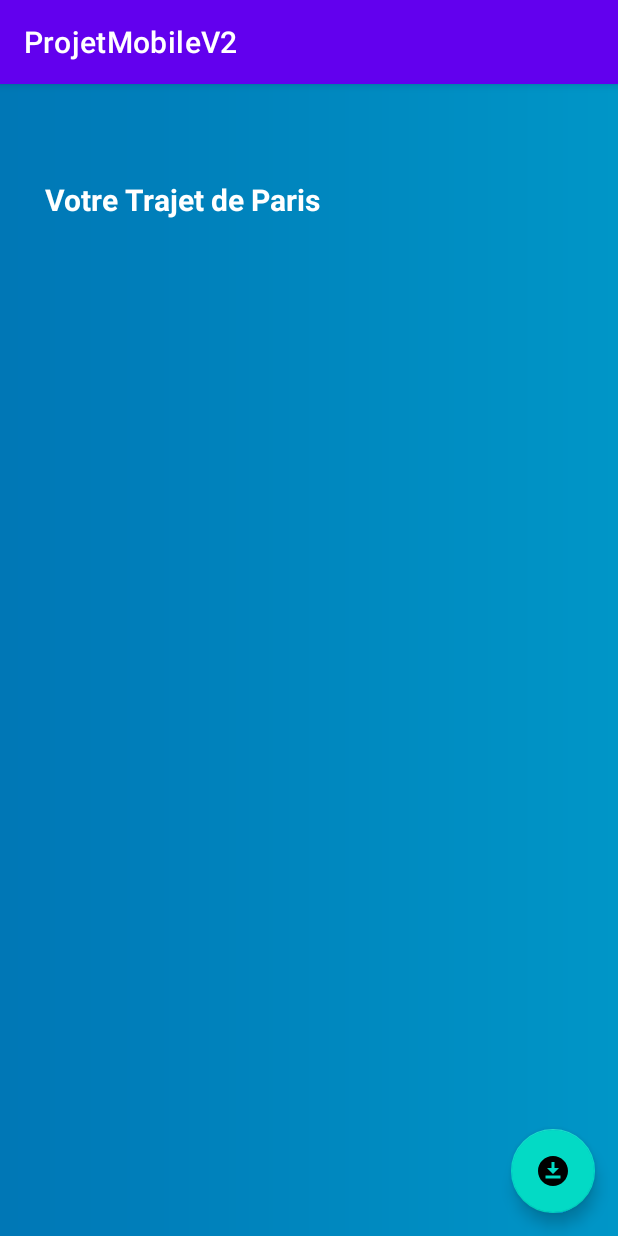
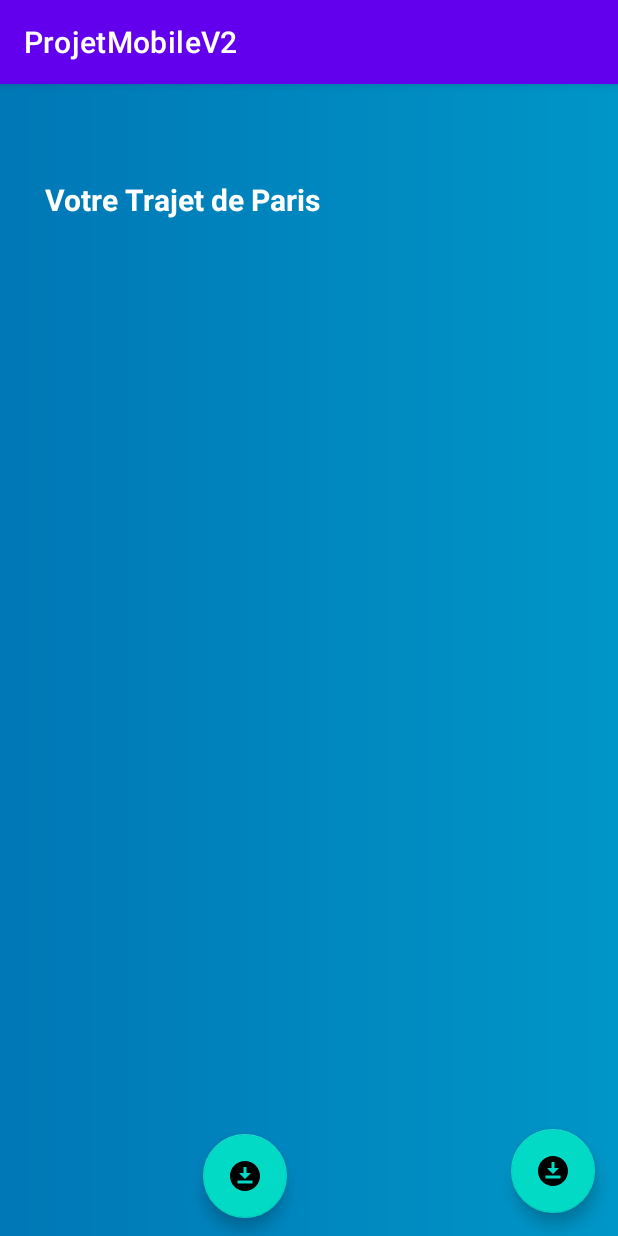
Before and after one commit to abdessameddaaou/ProjetMobileV2, an Android app: the AllPositions screen opened directly, with no data from a screen before it, on a phone screen of 412 x 824 dp. Run offline under Robolectric (Android 15) with nearby library versions, the phone set to English and light mode, and no system bars.

```diff
--- a/app/build.gradle
+++ b/app/build.gradle
@@ -1,5 +1,6 @@
 plugins {
     id 'com.android.application'
+    id 'com.google.android.libraries.mapsplatform.secrets-gradle-plugin'
 }
 
 android {
@@ -26,6 +27,9 @@ android {
         sourceCompatibility JavaVersion.VERSION_1_8
         targetCompatibility JavaVersion.VERSION_1_8
     }
+    buildFeatures {
+        viewBinding true
+    }
 }
 
 dependencies {
@@ -35,6 +39,7 @@ dependencies {
     implementation 'androidx.constraintlayout:constraintlayout:2.1.4'
 
     implementation 'com.google.android.gms:play-services-location:18.0.0'
+    implementation 'com.google.android.gms:play-services-maps:18.1.0'
     testImplementation 'junit:junit:4.13.2'
     androidTestImplementation 'androidx.test.ext:junit:1.1.5'
     androidTestImplementation 'androidx.test.espresso:espresso-core:3.5.1'
--- a/app/src/main/java/com/example/projetmobilev2/AllPositions.java
+++ b/app/src/main/java/com/example/projetmobilev2/AllPositions.java
@@ -1,5 +1,6 @@
 package com.example.projetmobilev2;
 
+import android.annotation.SuppressLint;
 import android.content.Intent;
 import android.content.pm.PackageManager;
 import android.database.Cursor;
@@ -33,13 +34,18 @@ import java.util.TimeZone;
 
 public class AllPositions extends AppCompatActivity {
 
+    public static ArrayList<String> trajet_id = new ArrayList<>();
+    public static ArrayList<String> trajet_nom = new ArrayList<>();
+    public static ArrayList<String> trajet_lat = new ArrayList<>();
+    public static ArrayList<String> trajet_lon = new ArrayList<>();
     RecyclerView recyclerView;
-    FloatingActionButton floatingactionbutton;
+    FloatingActionButton floatingactionbutton, visualisemap;
     TrajetAdapter adapter;
 
     MyDataBaseHelper myDB;
 
-    ArrayList<String> trajet_id, trajet_nom, trajet_lat,trajet_lon, trajet_time;
+    ArrayList<String>  trajet_time;
+    @SuppressLint("MissingInflatedId")
     @Override
     protected void onCreate(Bundle savedInstanceState) {
         super.onCreate(savedInstanceState);
@@ -59,6 +65,17 @@ public class AllPositions extends AppCompatActivity {
         recyclerView.setAdapter(adapter);
         recyclerView.setLayoutManager(new LinearLayoutManager(AllPositions.this));
         floatingactionbutton = findViewById(R.id.Export);
+        visualisemap = findViewById(R.id.mapvisualie);
+
+
+
+        visualisemap.setOnClickListener(new View.OnClickListener() {
+            @Override
+            public void onClick(View view) {
+                Intent intent = new Intent(AllPositions.this, MapsActivity.class);
+                startActivity(intent);
+            }
+        });
 
         floatingactionbutton.setOnClickListener(new View.OnClickListener() {
             @Override
@@ -194,8 +211,7 @@ public class AllPositions extends AppCompatActivity {
         }
         else
         {
-            while (cursor.moveToNext())
-            {
+            while (cursor.moveToNext()) {
                 trajet_id.add(cursor.getString(0));
                 trajet_nom.add(cursor.getString(1));
                 trajet_lat.add(cursor.getString(2));
--- a/app/src/main/res/layout/activity_all_positions.xml
+++ b/app/src/main/res/layout/activity_all_positions.xml
@@ -45,4 +45,17 @@
         android:layout_marginRight="15dp"
         android:layout_marginBottom="15dp"/>
 
+
+    <com.google.android.material.floatingactionbutton.FloatingActionButton
+        android:id="@+id/mapvisualie"
+        android:layout_width="wrap_content"
+        android:layout_height="wrap_content"
+        android:layout_marginBottom="12dp"
+        android:clickable="true"
+        android:src="@drawable/export"
+        app:layout_constraintBottom_toBottomOf="parent"
+        app:layout_constraintEnd_toEndOf="parent"
+        app:layout_constraintHorizontal_bias="0.38"
+        app:layout_constraintStart_toStartOf="parent" />
+
 </androidx.constraintlayout.widget.ConstraintLayout>
--- a/app/src/main/res/values/strings.xml
+++ b/app/src/main/res/values/strings.xml
@@ -1,3 +1,4 @@
 <resources>
     <string name="app_name">ProjetMobileV2</string>
+    <string name="title_activity_maps">MapsActivity</string>
 </resources>
--- a/build.gradle
+++ b/build.gradle
@@ -2,4 +2,5 @@
 plugins {
     id 'com.android.application' version '7.4.2' apply false
     id 'com.android.library' version '7.4.2' apply false
+    id 'com.google.android.libraries.mapsplatform.secrets-gradle-plugin' version '2.0.1' apply false
 }
```
Also changed, not shown: app/src/main/AndroidManifest.xml (+22 -3 lines), app/src/main/java/com/example/projetmobilev2/MapsActivity.java (added, +65 -0 lines), app/src/main/res/layout/activity_maps.xml (added, +15 -0 lines).
